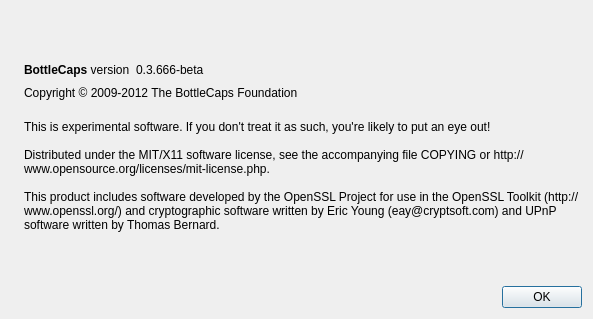
Qt form src/qt/forms/aboutdialog.ui (bottlecaps-foundation/bottlecaps) before a commit.
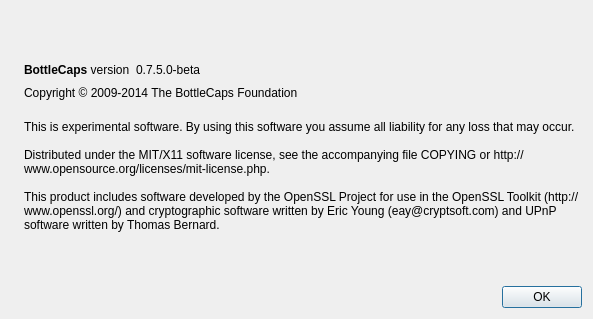
The same form after that commit. Icons and pictures are not drawn.

Commit message: About Page update

Diff of the .ui file:
```diff
--- a/src/qt/forms/aboutdialog.ui
+++ b/src/qt/forms/aboutdialog.ui
@@ -63,7 +63,7 @@
           <cursorShape>IBeamCursor</cursorShape>
          </property>
          <property name="text">
-          <string notr="true">0.3.666-beta</string>
+          <string notr="true">0.7.5.0-beta</string>
          </property>
          <property name="textInteractionFlags">
           <set>Qt::LinksAccessibleByMouse|Qt::TextSelectableByKeyboard|Qt::TextSelectableByMouse</set>
@@ -91,7 +91,7 @@
         <cursorShape>IBeamCursor</cursorShape>
        </property>
        <property name="text">
-        <string>Copyright © 2009-2012 The BottleCaps Foundation</string>
+        <string>Copyright © 2009-2014 The BottleCaps Foundation</string>
        </property>
        <property name="textInteractionFlags">
         <set>Qt::LinksAccessibleByMouse|Qt::TextSelectableByKeyboard|Qt::TextSelectableByMouse</set>
@@ -105,7 +105,7 @@
        </property>
        <property name="text">
         <string>
-This is experimental software. If you don't treat it as such, you're likely to put an eye out!
+This is experimental software. By using this software you assume all liability for any loss that may occur. 
 
 Distributed under the MIT/X11 software license, see the accompanying file COPYING or http://www.opensource.org/licenses/mit-license.php.
 
```
